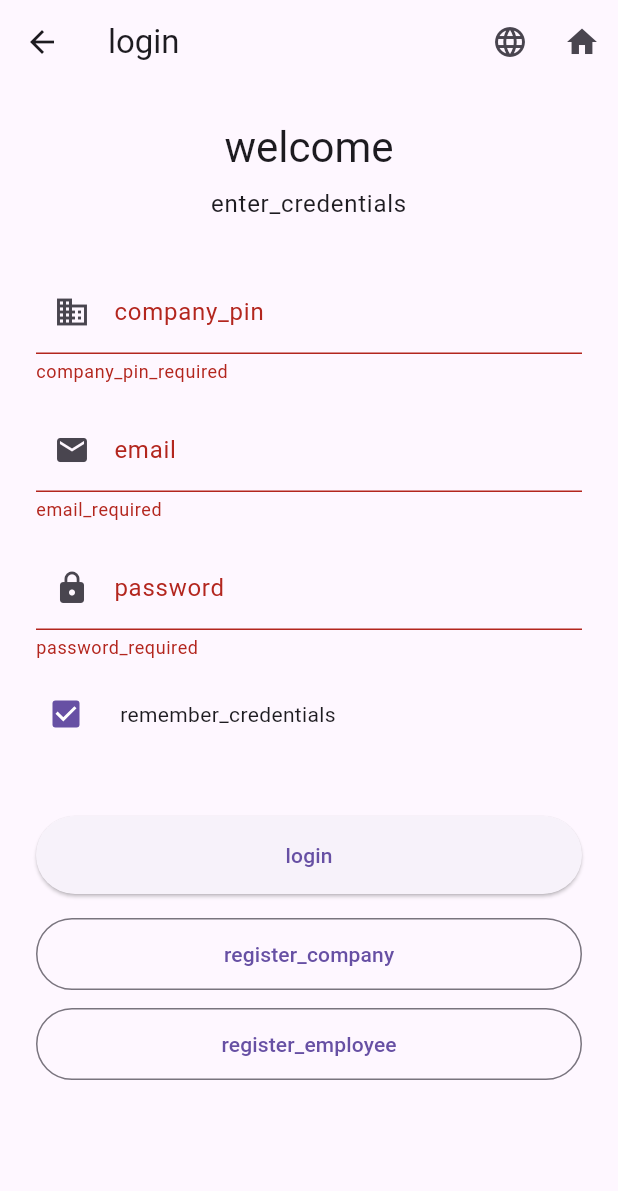
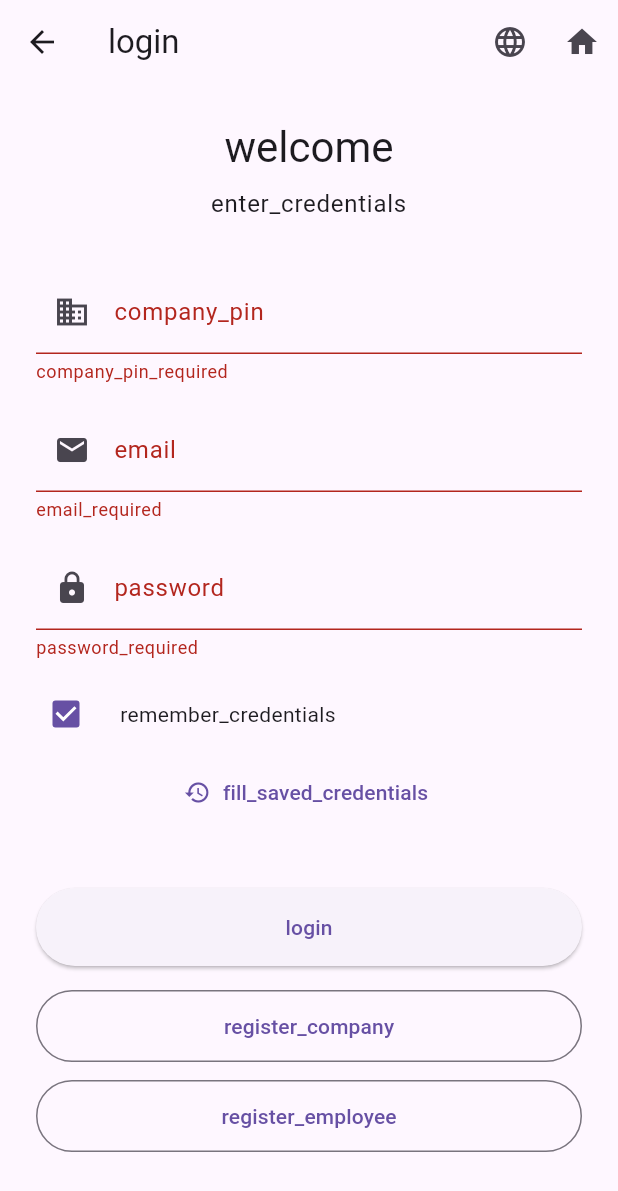
Before and after one commit to stasssercheff/restodocks, a Flutter app: the LoginScreen screen opened directly, after a tap on "login", on a phone screen of 412 x 824 dp. Shown: the top 1191 px of the screen. Run offline on Flutter 3.47's test engine with Material 3 defaults, Android fonts, the light colour scheme and no system bars; our stand-ins replace dropdown_search, equatable, file_picker, flutter_dotenv, flutter_secure_storage, go_router and 3 more; missing offline and left inert: bcrypt; accounts and stored records are empty.

Commit message:
fix: login autofill - add Fill saved button, simplify PIN field

```diff
--- a/restodocks_flutter/assets/translations/localizable.json
+++ b/restodocks_flutter/assets/translations/localizable.json
@@ -20,6 +20,7 @@
     "password_required": "Пароль обязателен",
     "password_too_short": "Пароль должен содержать минимум 6 символов",
     "remember_credentials": "Запомнить данные для входа",
+    "fill_saved_credentials": "Заполнить сохранённые",
     "no_account": "Нет аккаунта?",
     "create_account": "Создание аккаунта",
     "register_description": "Заполните информацию для регистрации",
@@ -328,6 +329,7 @@
     "password_required": "Password is required",
     "password_too_short": "Password must be at least 6 characters",
     "remember_credentials": "Remember login details",
+    "fill_saved_credentials": "Fill saved",
     "no_account": "No account?",
     "create_account": "Create account",
     "register_description": "Fill in the information to register",
--- a/restodocks_flutter/lib/screens/login_screen.dart
+++ b/restodocks_flutter/lib/screens/login_screen.dart
@@ -27,16 +27,26 @@ class _LoginScreenState extends State<LoginScreen> {
   @override
   void initState() {
     super.initState();
-    WidgetsBinding.instance.addPostFrameCallback((_) => _loadRememberedCredentials());
+    WidgetsBinding.instance.addPostFrameCallback((_) {
+      Future.delayed(const Duration(milliseconds: 300), () {
+        if (mounted) _loadRememberedCredentials();
+      });
+    });
   }
 
   Future<void> _loadRememberedCredentials() async {
     final account = context.read<AccountManagerSupabase>();
     final saved = await account.loadRememberedCredentials();
     if (!mounted) return;
-    if (saved.pin != null && saved.pin!.isNotEmpty) _companyPinController.text = saved.pin!;
-    if (saved.email != null && saved.email!.isNotEmpty) _emailController.text = saved.email!;
-    if (saved.password != null && saved.password!.isNotEmpty) _passwordController.text = saved.password!;
+    if (saved.pin != null && saved.pin!.isNotEmpty) {
+      _companyPinController.text = saved.pin!.toUpperCase();
+    }
+    if (saved.email != null && saved.email!.isNotEmpty) {
+      _emailController.text = saved.email!;
+    }
+    if (saved.password != null && saved.password!.isNotEmpty) {
+      _passwordController.text = saved.password!;
+    }
     setState(() {});
   }
 
@@ -115,15 +125,19 @@ class _LoginScreenState extends State<LoginScreen> {
         autocorrect: false,
         enableSuggestions: false,
         maxLength: 8,
-        inputFormatters: [
-          FilteringTextInputFormatter.allow(RegExp(r'[A-Za-z0-9]')),
-          LengthLimitingTextInputFormatter(8),
-          _UpperCaseTextFormatter(),
-        ],
         validator: (value) {
           if (value == null || value.isEmpty) return loc.t('company_pin_required');
           if (value.length != 8) return loc.t('pin_must_be_8_chars');
           return null;
+        },
+        onChanged: (v) {
+          final up = v.toUpperCase();
+          if (up != v) {
+            _companyPinController.value = TextEditingValue(
+              text: up,
+              selection: TextSelection.collapsed(offset: up.length),
+            );
+          }
         },
       ),
       const SizedBox(height: 16),
@@ -168,6 +182,11 @@ class _LoginScreenState extends State<LoginScreen> {
         title: Text(loc.t('remember_credentials'), style: Theme.of(context).textTheme.bodyMedium),
         contentPadding: EdgeInsets.zero,
         controlAffinity: ListTileControlAffinity.leading,
+      ),
+      TextButton.icon(
+        onPressed: _loadRememberedCredentials,
+        icon: const Icon(Icons.restore, size: 18),
+        label: Text(loc.t('fill_saved_credentials')),
       ),
       const SizedBox(height: 16),
       if (_errorMessage != null)
@@ -329,17 +348,3 @@ class _LoginScreenState extends State<LoginScreen> {
     }
   }
 }
-
-/// Форматтер: ввод только заглавными
-class _UpperCaseTextFormatter extends TextInputFormatter {
-  @override
-  TextEditingValue formatEditUpdate(
-    TextEditingValue oldValue,
-    TextEditingValue newValue,
-  ) {
-    return TextEditingValue(
-      text: newValue.text.toUpperCase(),
-      selection: newValue.selection,
-    );
-  }
-}
```
